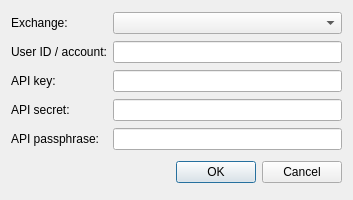
First picture: the form in sources/FrontEnd/Lib/SourcePropertiesDialog.ui, repository alimogh/trdk, before the edit.
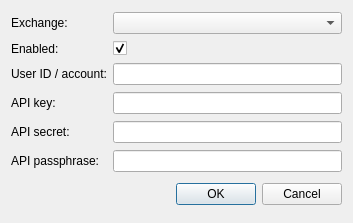
Second picture: the form after the edit.

What changed in the file:
```diff
--- a/sources/FrontEnd/Lib/SourcePropertiesDialog.ui
+++ b/sources/FrontEnd/Lib/SourcePropertiesDialog.ui
@@ -7,72 +7,72 @@
     <x>0</x>
     <y>0</y>
     <width>353</width>
-    <height>200</height>
+    <height>223</height>
    </rect>
   </property>
   <property name="windowTitle">
    <string>Source Properties</string>
   </property>
   <layout class="QGridLayout" name="gridLayout">
-   <item row="0" column="0">
-    <widget class="QLabel" name="exchangeLabel">
+   <item row="4" column="1">
+    <widget class="QLineEdit" name="apiSecret">
+     <property name="echoMode">
+      <enum>QLineEdit::Password</enum>
+     </property>
+    </widget>
+   </item>
+   <item row="5" column="1">
+    <widget class="QLineEdit" name="apiPassphrase">
+     <property name="echoMode">
+      <enum>QLineEdit::Password</enum>
+     </property>
+    </widget>
+   </item>
+   <item row="5" column="0">
+    <widget class="QLabel" name="apiPassphraseLabel">
      <property name="text">
-      <string>Exchange:</string>
+      <string>API passphrase:</string>
      </property>
     </widget>
    </item>
    <item row="0" column="1">
     <widget class="QComboBox" name="exchange"/>
    </item>
-   <item row="1" column="0">
+   <item row="2" column="0">
     <widget class="QLabel" name="userIdLabel">
      <property name="text">
       <string>User ID / account:</string>
      </property>
     </widget>
    </item>
-   <item row="1" column="1">
-    <widget class="QLineEdit" name="userId"/>
-   </item>
-   <item row="2" column="0">
-    <widget class="QLabel" name="apiKeyLabel">
+   <item row="0" column="0">
+    <widget class="QLabel" name="exchangeLabel">
      <property name="text">
-      <string>API key:</string>
+      <string>Exchange:</string>
      </property>
     </widget>
    </item>
-   <item row="2" column="1">
+   <item row="3" column="1">
     <widget class="QLineEdit" name="apiKey"/>
    </item>
-   <item row="3" column="0">
+   <item row="4" column="0">
     <widget class="QLabel" name="apiSecretLabel">
      <property name="text">
       <string>API secret:</string>
      </property>
     </widget>
    </item>
-   <item row="3" column="1">
-    <widget class="QLineEdit" name="apiSecret">
-     <property name="echoMode">
-      <enum>QLineEdit::Password</enum>
-     </property>
-    </widget>
-   </item>
-   <item row="4" column="0">
-    <widget class="QLabel" name="apiPassphraseLabel">
+   <item row="3" column="0">
+    <widget class="QLabel" name="apiKeyLabel">
      <property name="text">
-      <string>API passphrase:</string>
+      <string>API key:</string>
      </property>
     </widget>
    </item>
-   <item row="4" column="1">
-    <widget class="QLineEdit" name="apiPassphrase">
-     <property name="echoMode">
-      <enum>QLineEdit::Password</enum>
-     </property>
-    </widget>
+   <item row="2" column="1">
+    <widget class="QLineEdit" name="userId"/>
    </item>
-   <item row="5" column="0" colspan="2">
+   <item row="6" column="0" colspan="2">
     <layout class="QHBoxLayout">
      <property name="spacing">
       <number>6</number>
@@ -118,6 +118,23 @@
      </item>
     </layout>
    </item>
+   <item row="1" column="1">
+    <widget class="QCheckBox" name="enabled">
+     <property name="text">
+      <string/>
+     </property>
+     <property name="checked">
+      <bool>true</bool>
+     </property>
+    </widget>
+   </item>
+   <item row="1" column="0">
+    <widget class="QLabel" name="enabledLabel">
+     <property name="text">
+      <string>Enabled:</string>
+     </property>
+    </widget>
+   </item>
   </layout>
  </widget>
  <tabstops>
```
